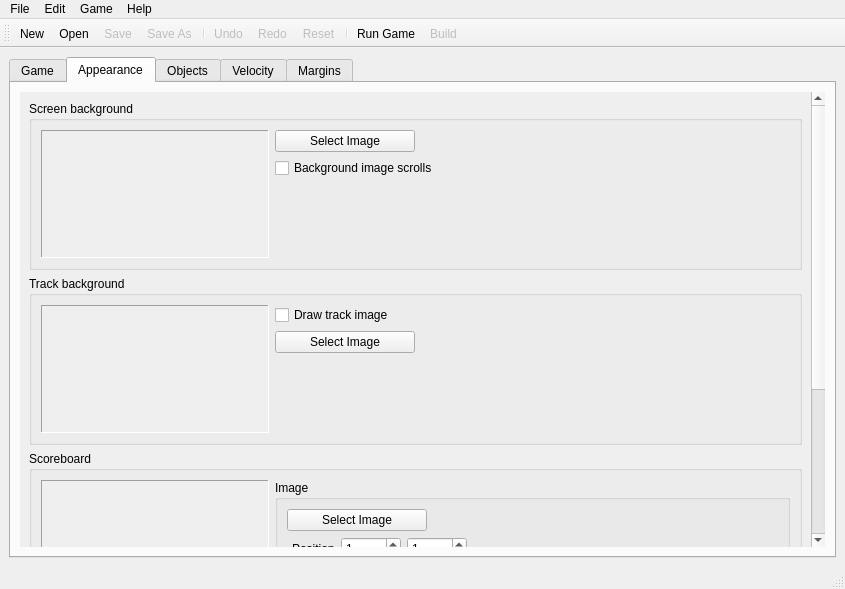
The window that fvelgame/ui/form_main_window.ui (LAD-MathQuest/MathRunner) describes before a commit, drawn with Qt 5.
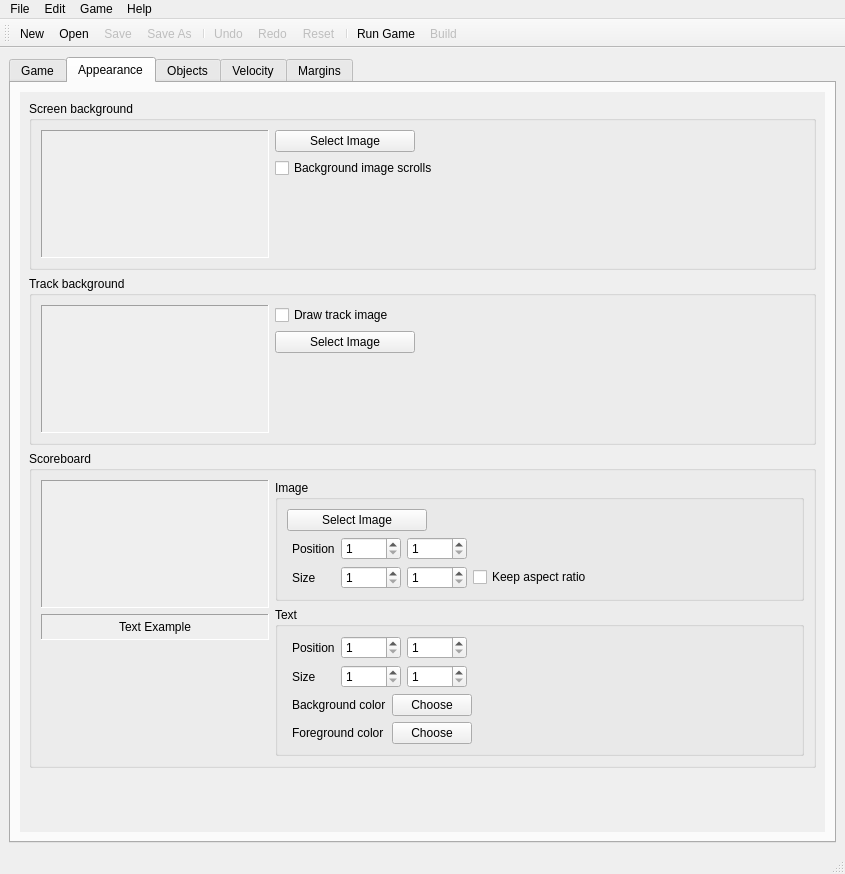
The same window after the commit. The open tabs and pages were chosen to show the change. Icons and pictures are not drawn. Custom widgets are drawn as their Qt base class.

```diff
--- a/fvelgame/ui/form_main_window.ui
+++ b/fvelgame/ui/form_main_window.ui
@@ -7,7 +7,7 @@
     <x>0</x>
     <y>0</y>
     <width>845</width>
-    <height>589</height>
+    <height>874</height>
    </rect>
   </property>
   <property name="windowTitle">
@@ -633,7 +633,16 @@
                     <string/>
                    </property>
                    <property name="scaledContents">
-                    <bool>true</bool>
+                    <bool>false</bool>
+                   </property>
+                   <property name="alignment">
+                    <set>Qt::AlignCenter</set>
+                   </property>
+                   <property name="margin">
+                    <number>2</number>
+                   </property>
+                   <property name="indent">
+                    <number>0</number>
                    </property>
                   </widget>
                  </item>
```
Left out of the diff: 46 changed lines with no effect on the pictures.
